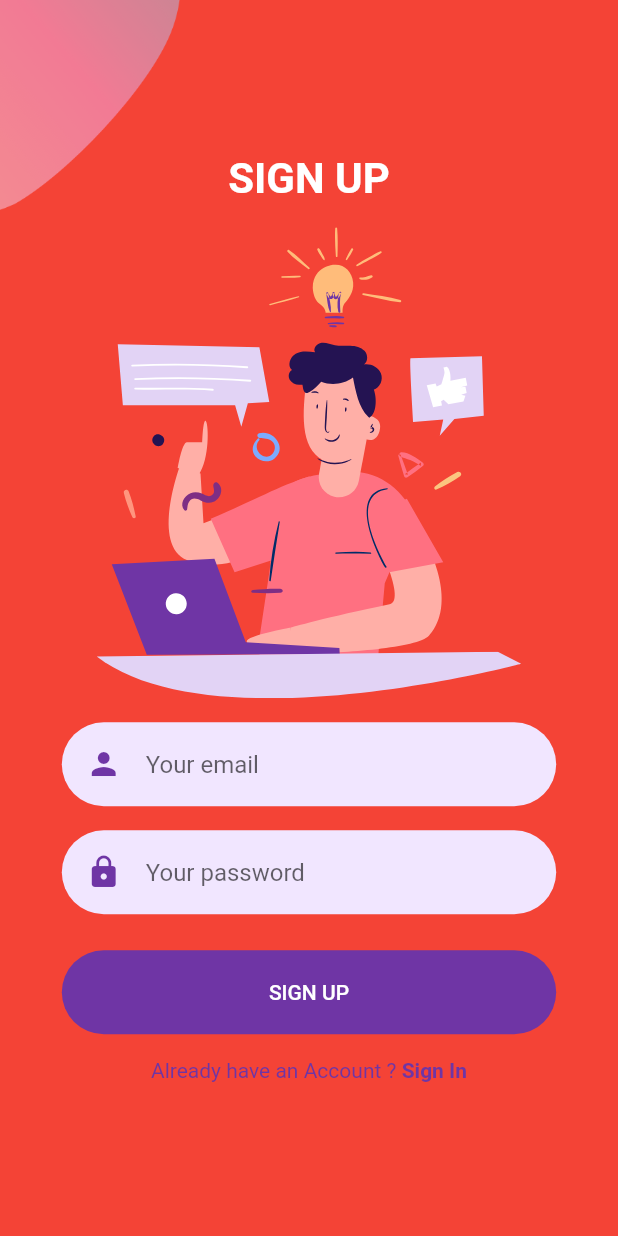
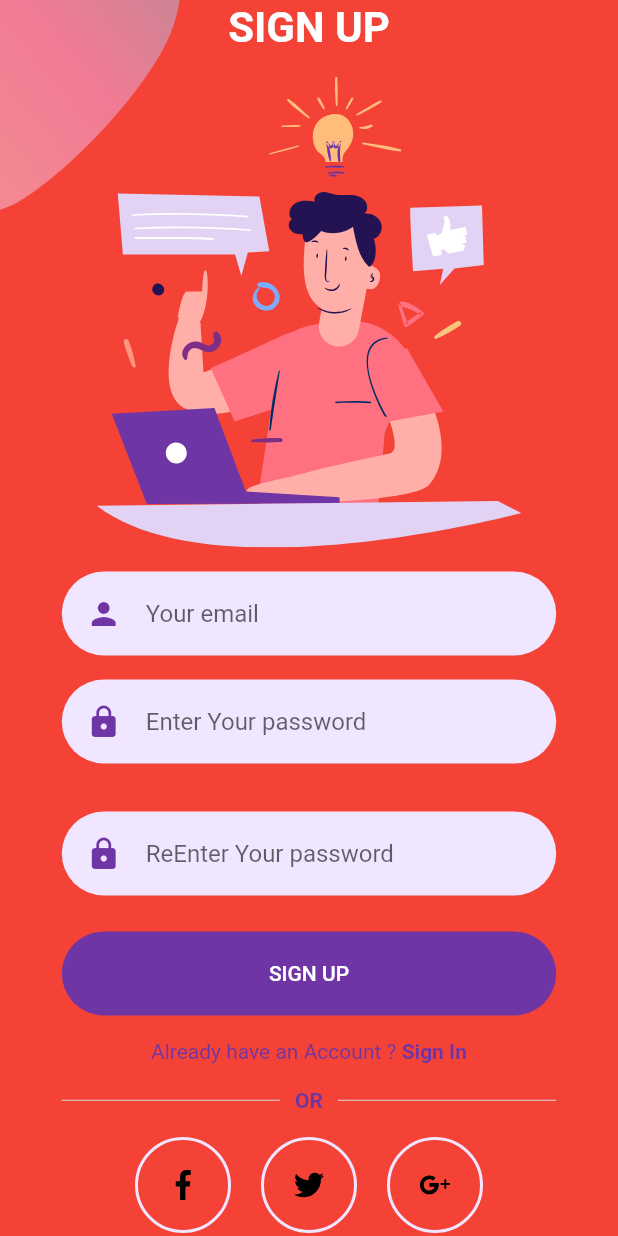
Before and after one commit to infi418/chat_ui, a Flutter app: the screen it shows after launch, after a tap on "SIGN UP", on a phone screen of 412 x 824 dp. Run offline on Flutter 3.47's test engine with Material 2 defaults, Android fonts, the phone set to English and light mode, and no system bars; our stand-ins replace flutter_svg.

```diff
--- a/lib/Signup/components/signup_form.dart
+++ b/lib/Signup/components/signup_form.dart
@@ -36,7 +36,22 @@ class SignUpForm extends StatelessWidget {
               obscureText: true,
               cursorColor: kPrimaryColor,
               decoration: InputDecoration(
-                hintText: "Your password",
+                hintText: "Enter Your password",
+                prefixIcon: Padding(
+                  padding: const EdgeInsets.all(defaultPadding),
+                  child: Icon(Icons.lock),
+                ),
+              ),
+            ),
+          ),
+          Padding(
+            padding: const EdgeInsets.symmetric(vertical: defaultPadding),
+            child: TextFormField(
+              textInputAction: TextInputAction.done,
+              obscureText: true,
+              cursorColor: kPrimaryColor,
+              decoration: InputDecoration(
+                hintText: "ReEnter Your password",
                 prefixIcon: Padding(
                   padding: const EdgeInsets.all(defaultPadding),
                   child: Icon(Icons.lock),
@@ -50,7 +65,7 @@ class SignUpForm extends StatelessWidget {
             onPressed: () {
               Navigator.push(
                 context,
-                MaterialPageRoute(builder: (context) => welcome()),
+                MaterialPageRoute(builder: (context) => LoginScreen()),
               );
             },
           ),
--- a/lib/Signup/components/socal_sign_up.dart
+++ b/lib/Signup/components/socal_sign_up.dart
@@ -1,36 +1,38 @@
-// import 'package:flutter/material.dart';
+import 'package:chat_ui/Signup/components/social_icon.dart';
+import 'package:flutter/material.dart';
 
-// import '../../../screens/Signup/components/or_divider.dart';
-// import '../../../screens/Signup/components/social_icon.dart';
+import '../../../Signup/components/or_divider.dart';
+import '../../../Signup/components/social_icon.dart';
+import 'or_divider.dart';
 
-// class SocalSignUp extends StatelessWidget {
-//   const SocalSignUp({
-//     Key? key,
-//   }) : super(key: key);
+class SocalSignUp extends StatelessWidget {
+  const SocalSignUp({
+    Key? key,
+  }) : super(key: key);
 
-//   @override
-//   Widget build(BuildContext context) {
-//     return Column(
-//       children: [
-//         const OrDivider(),
-//         Row(
-//           mainAxisAlignment: MainAxisAlignment.center,
-//           children: <Widget>[
-//             SocalIcon(
-//               iconSrc: "assets/icons/facebook.svg",
-//               press: () {},
-//             ),
-//             SocalIcon(
-//               iconSrc: "assets/icons/twitter.svg",
-//               press: () {},
-//             ),
-//             SocalIcon(
-//               iconSrc: "assets/icons/google-plus.svg",
-//               press: () {},
-//             ),
-//           ],
-//         ),
-//       ],
-//     );
-//   }
-// }
+  @override
+  Widget build(BuildContext context) {
+    return Column(
+      children: [
+        const OrDivider(),
+        Row(
+          mainAxisAlignment: MainAxisAlignment.center,
+          children: <Widget>[
+            SocalIcon(
+              iconSrc: "assets/icons/facebook.svg",
+              press: () {},
+            ),
+            SocalIcon(
+              iconSrc: "assets/icons/twitter.svg",
+              press: () {},
+            ),
+            SocalIcon(
+              iconSrc: "assets/icons/google-plus.svg",
+              press: () {},
+            ),
+          ],
+        ),
+      ],
+    );
+  }
+}
--- a/lib/Signup/signup_screen.dart
+++ b/lib/Signup/signup_screen.dart
@@ -29,7 +29,7 @@ class SignUpScreen extends StatelessWidget {
                       child: SignUpForm(),
                     ),
                     SizedBox(height: defaultPadding / 2),
-                    // SocalSignUp()
+                    SocalSignUp()
                   ],
                 ),
               )
@@ -62,7 +62,7 @@ class MobileSignupScreen extends StatelessWidget {
             Spacer(),
           ],
         ),
-        // const SocalSignUp()
+        const SocalSignUp()
       ],
     );
   }
--- a/lib/Widget/favorite_contacts.dart
+++ b/lib/Widget/favorite_contacts.dart
@@ -42,10 +42,10 @@ class FavoriteContacts extends StatelessWidget {
               itemCount: favorites.length,
               itemBuilder: (BuildContext context, int index) {
                 return GestureDetector(
-                  onTap: () => Navigator.push(
+                  onTap: () => Navigator.pushReplacement(
                     context,
                     MaterialPageRoute(
-                      builder: (_) => ChatScreen(
+                      builder: (context) => ChatScreen(
                         user: favorites[index],
                       ),
                     ),
--- a/lib/Widget/recent_chats.dart
+++ b/lib/Widget/recent_chats.dart
@@ -24,10 +24,10 @@ class RecentChats extends StatelessWidget {
             itemBuilder: (BuildContext context, int index) {
               final Message chat = chats[index];
               return GestureDetector(
-                onTap: () => Navigator.push(
+                onTap: () => Navigator.pushReplacement(
                   context,
                   MaterialPageRoute(
-                    builder: (_) => ChatScreen(
+                    builder: (context) => ChatScreen(
                       user: chat.sender,
                     ),
                   ),
--- a/lib/screens/chat_screen.dart
+++ b/lib/screens/chat_screen.dart
@@ -121,6 +121,7 @@ class _ChatScreenState extends State<ChatScreen> {
     return Scaffold(
       backgroundColor: Colors.red,
       appBar: AppBar(
+        automaticallyImplyLeading: false,
         title: Text(
           widget.user.name,
           style: TextStyle(
```
Also changed, not shown: 1 other file.
